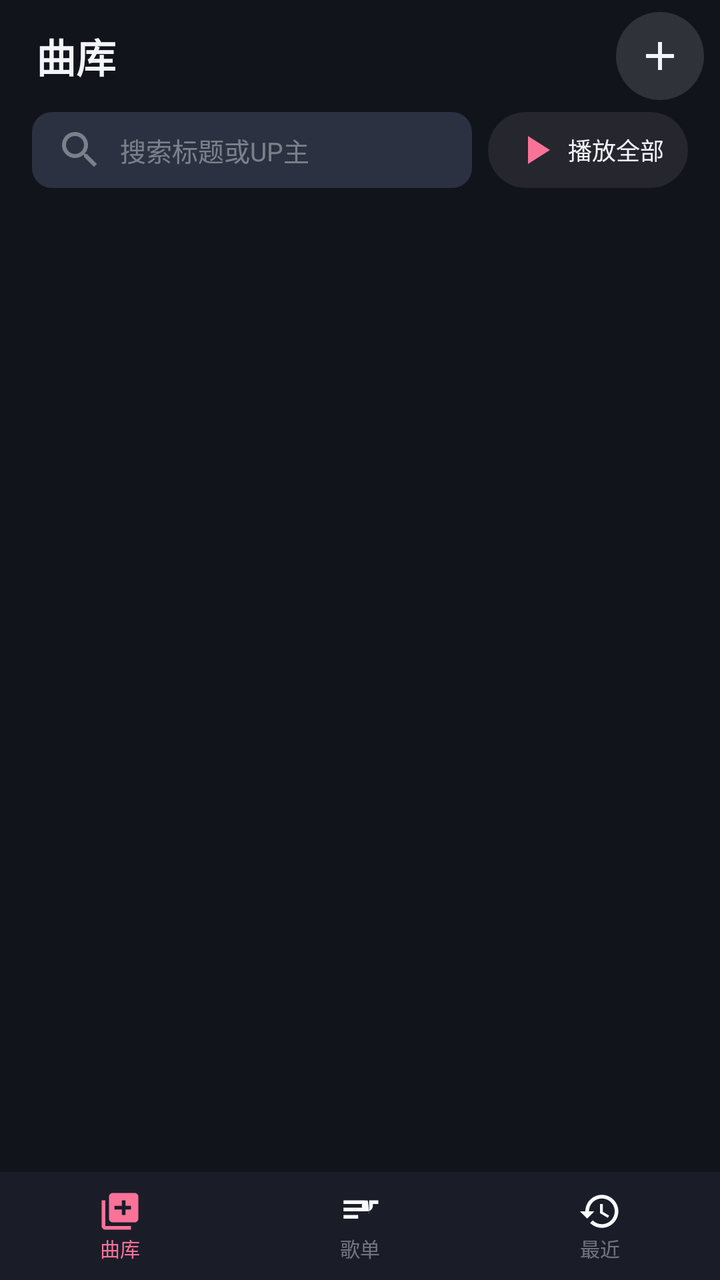
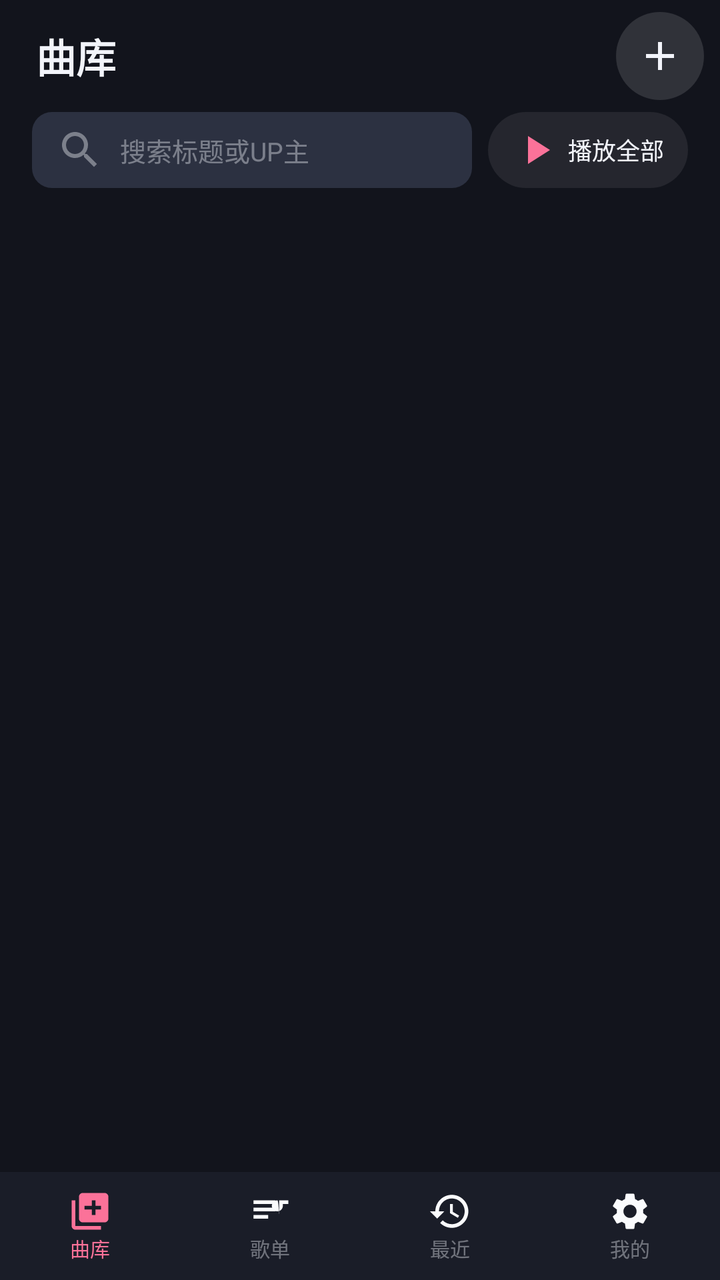

An Android layout rendered at two revisions. The XML below is the earlier revision; the diff shows what the commit changed to produce the second picture.
<!-- AndroidManifest.xml: application theme AppTheme -->
<!-- res/layout/activity_main.xml -->
<?xml version="1.0" encoding="utf-8"?>
<LinearLayout xmlns:android="http://schemas.android.com/apk/res/android"
    android:layout_width="match_parent"
    android:layout_height="match_parent"
    android:background="@color/bg"
    android:orientation="vertical">

    <FrameLayout
        android:layout_width="match_parent"
        android:layout_height="0dp"
        android:layout_weight="1">

        
        <LinearLayout
            android:id="@+id/page_tracks"
            android:layout_width="match_parent"
            android:layout_height="match_parent"
            android:orientation="vertical">

            <LinearLayout
                android:layout_width="match_parent"
                android:layout_height="56dp"
                android:gravity="center_vertical"
                android:orientation="horizontal"
                android:paddingLeft="18dp"
                android:paddingRight="8dp">

                <TextView
                    style="@style/TitleText"
                    android:layout_width="0dp"
                    android:layout_height="wrap_content"
                    android:layout_weight="1"
                    android:text="@string/tab_tracks" />

                <ImageButton
                    android:id="@+id/btn_add"
                    android:layout_width="44dp"
                    android:layout_height="44dp"
                    android:background="@drawable/circle_dark"
                    android:contentDescription="@string/add_link"
                    android:src="@drawable/ic_add"
                    android:tint="@color/text" />
            </LinearLayout>

            <LinearLayout
                android:layout_width="match_parent"
                android:layout_height="wrap_content"
                android:layout_marginBottom="4dp"
                android:layout_marginLeft="16dp"
                android:layout_marginRight="16dp"
                android:gravity="center_vertical"
                android:orientation="horizontal">

                <EditText
                    android:id="@+id/search"
                    android:layout_width="0dp"
                    android:layout_height="38dp"
                    android:layout_weight="1"
                    android:background="@drawable/shape_card2"
                android:drawableLeft="@drawable/ic_search"
                android:drawablePadding="8dp"
                android:drawableTint="@color/text_dim"
                android:hint="搜索标题或UP主"
                android:imeOptions="actionSearch"
                android:inputType="text"
                android:paddingLeft="12dp"
                android:paddingRight="12dp"
                android:singleLine="true"
                android:textColor="@color/text"
                android:textColorHint="@color/text_dim"
                android:textSize="13sp" />

                <Button
                    android:id="@+id/btn_play_filter"
                    android:layout_width="wrap_content"
                    android:layout_height="38dp"
                    android:layout_marginLeft="8dp"
                    android:background="@drawable/ripple_round"
                    android:drawableLeft="@drawable/ic_play"
                    android:drawablePadding="4dp"
                    android:drawableTint="@color/pink"
                    android:minWidth="0dp"
                    android:paddingLeft="12dp"
                    android:paddingRight="12dp"
                    android:text="播放全部"
                    android:textAllCaps="false"
                    android:textColor="@color/text"
                    android:textSize="12sp" />
            </LinearLayout>

            <FrameLayout
                android:layout_width="match_parent"
                android:layout_height="0dp"
                android:layout_weight="1">

                <ListView
                    android:id="@+id/list_tracks"
                    android:layout_width="match_parent"
                    android:layout_height="match_parent"
                    android:clipToPadding="false"
                    android:divider="@color/divider"
                    android:dividerHeight="0.5dp"
                    android:listSelector="@android:color/transparent"
                    android:paddingBottom="12dp"
                    android:scrollbarStyle="outsideOverlay" />

                <TextView
                    android:id="@+id/empty_tracks"
                    android:layout_width="match_parent"
                    android:layout_height="match_parent"
                    android:gravity="center"
                    android:lineSpacingExtra="6dp"
                    android:text="@string/empty_tracks"
                    android:textColor="@color/text_dim"
                    android:textSize="14sp"
                    android:visibility="gone" />
            </FrameLayout>
        </LinearLayout>

        
        <LinearLayout
            android:id="@+id/page_playlists"
            android:layout_width="match_parent"
            android:layout_height="match_parent"
            android:orientation="vertical"
            android:visibility="gone">

            <LinearLayout
                android:layout_width="match_parent"
                android:layout_height="56dp"
                android:gravity="center_vertical"
                android:orientation="horizontal"
                android:paddingLeft="18dp"
                android:paddingRight="8dp">

                <TextView
                    style="@style/TitleText"
                    android:layout_width="0dp"
                    android:layout_height="wrap_content"
                    android:layout_weight="1"
                    android:text="@string/tab_playlists" />

                <ImageButton
                    android:id="@+id/btn_new_pl"
                    android:layout_width="44dp"
                    android:layout_height="44dp"
                    android:background="@drawable/circle_dark"
                    android:contentDescription="新建歌单"
                    android:src="@drawable/ic_add"
                    android:tint="@color/text" />
            </LinearLayout>

            <FrameLayout
                android:layout_width="match_parent"
                android:layout_height="0dp"
                android:layout_weight="1">

                <ListView
                    android:id="@+id/list_playlists"
                    android:layout_width="match_parent"
                    android:layout_height="match_parent"
                    android:clipToPadding="false"
                    android:divider="@color/divider"
                    android:dividerHeight="0.5dp"
                    android:listSelector="@android:color/transparent"
                    android:paddingBottom="12dp"
                    android:scrollbarStyle="outsideOverlay" />

                <TextView
                    android:id="@+id/empty_playlists"
                    android:layout_width="match_parent"
                    android:layout_height="match_parent"
                    android:gravity="center"
                    android:text="@string/empty_playlists"
                    android:textColor="@color/text_dim"
                    android:textSize="14sp"
                    android:visibility="gone" />
            </FrameLayout>
        </LinearLayout>

        
        <ScrollView
            android:id="@+id/page_me"
            android:layout_width="match_parent"
            android:layout_height="match_parent"
            android:visibility="gone">

            <LinearLayout
                android:layout_width="match_parent"
                android:layout_height="wrap_content"
                android:orientation="vertical"
                android:paddingBottom="20dp">

                <LinearLayout
                    android:layout_width="match_parent"
                    android:layout_height="56dp"
                    android:gravity="center_vertical"
                    android:paddingLeft="18dp">

                    <TextView
                        style="@style/TitleText"
                        android:layout_width="wrap_content"
                        android:layout_height="wrap_content"
                        android:text="@string/tab_settings" />
                </LinearLayout>

                <LinearLayout
                    android:layout_width="match_parent"
                    android:layout_height="wrap_content"
                    android:layout_marginLeft="14dp"
                    android:layout_marginRight="14dp"
                    android:background="@drawable/shape_card"
                    android:gravity="center_vertical"
                    android:orientation="horizontal"
                    android:padding="14dp">

                    <ImageView
                        android:layout_width="28dp"
                        android:layout_height="28dp"
                        android:src="@drawable/ic_cached"
                        android:tint="@color/pink" />

                    <LinearLayout
                        android:layout_width="0dp"
                        android:layout_height="wrap_content"
                        android:layout_marginLeft="12dp"
                        android:layout_weight="1"
                        android:orientation="vertical">

                        <TextView
                            android:layout_width="wrap_content"
                            android:layout_height="wrap_content"
                            android:text="@string/storage_usage"
                            android:textColor="@color/text"
                            android:textSize="14sp" />

                        <TextView
                            android:id="@+id/tv_cache"
                            android:layout_width="wrap_content"
                            android:layout_height="wrap_content"
                            android:text="计算中..."
                            android:textColor="@color/text_dim"
                            android:textSize="12sp" />
                    </LinearLayout>

                    <Button
                        android:id="@+id/btn_clear_cache"
                        android:layout_width="wrap_content"
                        android:layout_height="36dp"
                        android:background="@drawable/ripple_round"
                        android:minWidth="0dp"
                        android:paddingLeft="14dp"
                        android:paddingRight="14dp"
                        android:text="清除"
                        android:textAllCaps="false"
                        android:textColor="@color/text"
                        android:textSize="13sp" />
                </LinearLayout>

                <LinearLayout
                    android:id="@+id/btn_settings"
                    android:layout_width="match_parent"
                    android:layout_height="56dp"
                    android:layout_marginLeft="14dp"
                    android:layout_marginRight="14dp"
                    android:layout_marginTop="10dp"
                    android:background="@drawable/shape_card"
                    android:gravity="center_vertical"
                    android:orientation="horizontal"
                    android:paddingLeft="14dp"
                    android:paddingRight="14dp">

                    <ImageView
                        android:layout_width="24dp"
                        android:layout_height="24dp"
                        android:src="@drawable/ic_settings"
                        android:tint="@color/text_sub" />

                    <TextView
                        android:layout_width="0dp"
                        android:layout_height="wrap_content"
                        android:layout_marginLeft="12dp"
                        android:layout_weight="1"
                        android:text="设置"
                        android:textColor="@color/text"
                        android:textSize="14sp" />

                    <ImageView
                        android:layout_width="20dp"
                        android:layout_height="20dp"
                        android:src="@drawable/ic_next"
                        android:tint="@color/text_dim" />
                </LinearLayout>

                <TextView
                    android:layout_width="wrap_content"
                    android:layout_height="wrap_content"
                    android:layout_marginLeft="18dp"
                    android:layout_marginTop="22dp"
                    android:text="@string/tab_recent"
                    android:textColor="@color/text"
                    android:textSize="15sp"
                    android:textStyle="bold" />

                <ListView
                    android:id="@+id/list_recent"
                    android:layout_width="match_parent"
                    android:layout_height="240dp"
                    android:layout_marginTop="6dp"
                    android:divider="@color/divider"
                    android:dividerHeight="0.5dp"
                    android:listSelector="@android:color/transparent" />

                <TextView
                    android:id="@+id/empty_recent"
                    android:layout_width="match_parent"
                    android:layout_height="wrap_content"
                    android:gravity="center"
                    android:padding="20dp"
                    android:text="@string/empty_recent"
                    android:textColor="@color/text_dim"
                    android:textSize="13sp"
                    android:visibility="gone" />

                <TextView
                    android:layout_width="wrap_content"
                    android:layout_height="wrap_content"
                    android:layout_marginLeft="18dp"
                    android:layout_marginTop="16dp"
                    android:text="从B站复制视频链接 → 分享到本App（或点曲库页 + 粘贴）\n仅个人自用，音频来源 bilibili"
                    android:textColor="@color/text_dim"
                    android:textSize="11sp" />
            </LinearLayout>
        </ScrollView>
    </FrameLayout>

    
    <FrameLayout
        android:id="@+id/mini_wrap"
        android:layout_width="match_parent"
        android:layout_height="wrap_content"
        android:visibility="gone">

        <LinearLayout
            android:id="@+id/mini"
            android:layout_width="match_parent"
            android:layout_height="60dp"
            android:background="@drawable/bg_mini"
            android:gravity="center_vertical"
            android:orientation="horizontal"
            android:paddingLeft="12dp"
            android:paddingRight="8dp">

        <ImageView
            android:id="@+id/mini_art"
            android:layout_width="44dp"
            android:layout_height="44dp"
            android:background="@drawable/shape_card2"
            android:scaleType="centerCrop"
            android:src="@drawable/ic_music_note" />

        <LinearLayout
            android:layout_width="0dp"
            android:layout_height="wrap_content"
            android:layout_marginLeft="10dp"
            android:layout_weight="1"
            android:orientation="vertical">

            <TextView
                android:id="@+id/mini_title"
                android:layout_width="wrap_content"
                android:layout_height="wrap_content"
                android:ellipsize="end"
                android:singleLine="true"
                android:text=""
                android:textColor="@color/text"
                android:textSize="13sp" />

            <TextView
                android:id="@+id/mini_sub"
                android:layout_width="wrap_content"
                android:layout_height="wrap_content"
                android:ellipsize="end"
                android:singleLine="true"
                android:text=""
                android:textColor="@color/text_dim"
                android:textSize="11sp" />
        </LinearLayout>

            <ProgressBar
                android:id="@+id/mini_load"
                style="?android:attr/progressBarStyleSmall"
                android:layout_width="20dp"
                android:layout_height="20dp"
                android:indeterminate="true"
                android:visibility="gone" />

            <ImageButton
                android:id="@+id/mini_play"
                android:layout_width="44dp"
                android:layout_height="44dp"
                android:background="@null"
                android:contentDescription="@string/play"
                android:src="@drawable/ic_play"
                android:tint="@color/text" />

            <ImageButton
                android:id="@+id/mini_next"
                android:layout_width="44dp"
                android:layout_height="44dp"
                android:background="@null"
                android:contentDescription="下一首"
                android:src="@drawable/ic_next"
                android:tint="@color/text_sub" />
        </LinearLayout>

        <View
            android:id="@+id/mini_prog"
            android:layout_width="0dp"
            android:layout_height="2dp"
            android:layout_gravity="bottom|start"
            android:background="@color/pink" />
    </FrameLayout>

    
    <LinearLayout
        android:id="@+id/nav"
        android:layout_width="match_parent"
        android:layout_height="54dp"
        android:background="@drawable/bg_nav"
        android:orientation="horizontal">

        <LinearLayout
            android:id="@+id/tab_tracks"
            android:layout_width="0dp"
            android:layout_height="match_parent"
            android:layout_weight="1"
            android:gravity="center"
            android:orientation="vertical">

            <ImageView
                android:id="@+id/icon_tracks"
                android:layout_width="22dp"
                android:layout_height="22dp"
                android:src="@drawable/ic_library"
                android:tint="@color/pink" />

            <TextView
                style="@style/TabText"
                android:layout_width="wrap_content"
                android:layout_height="wrap_content"
                android:text="@string/tab_tracks"
                android:textColor="@color/pink" />
        </LinearLayout>

        <LinearLayout
            android:id="@+id/tab_playlists"
            android:layout_width="0dp"
            android:layout_height="match_parent"
            android:layout_weight="1"
            android:gravity="center"
            android:orientation="vertical">

            <ImageView
                android:id="@+id/icon_playlists"
                android:layout_width="22dp"
                android:layout_height="22dp"
                android:src="@drawable/ic_queue"
                android:tint="@color/text_dim" />

            <TextView
                style="@style/TabText"
                android:layout_width="wrap_content"
                android:layout_height="wrap_content"
                android:text="@string/tab_playlists" />
        </LinearLayout>

        <LinearLayout
            android:id="@+id/tab_me"
            android:layout_width="0dp"
            android:layout_height="match_parent"
            android:layout_weight="1"
            android:gravity="center"
            android:orientation="vertical">

            <ImageView
                android:id="@+id/icon_me"
                android:layout_width="22dp"
                android:layout_height="22dp"
                android:src="@drawable/ic_history"
                android:tint="@color/text_dim" />

            <TextView
                style="@style/TabText"
                android:layout_width="wrap_content"
                android:layout_height="wrap_content"
                android:text="@string/tab_recent" />
        </LinearLayout>
    </LinearLayout>
</LinearLayout>
<!-- resources referenced by this layout -->
<resources>
  <color name="bg">#FF12141C</color>
  <color name="divider">#22FFFFFF</color>
  <color name="pink">#FFFB7299</color>
  <color name="text">#FFF2F4FA</color>
  <color name="text_dim">#66F2F4FA</color>
  <color name="text_sub">#99F2F4FA</color>
  <!-- drawable bg_mini (drawable) -->
  <?xml version="1.0" encoding="utf-8"?>
  <shape xmlns:android="http://schemas.android.com/apk/res/android" android:shape="rectangle">
      <solid android:color="#F2282E3D" />
  </shape>
  <!-- drawable bg_nav (drawable) -->
  <?xml version="1.0" encoding="utf-8"?>
  <shape xmlns:android="http://schemas.android.com/apk/res/android" android:shape="rectangle">
      <solid android:color="@color/bg_soft" />
  </shape>
  <!-- drawable circle_dark (drawable) -->
  <?xml version="1.0" encoding="utf-8"?>
  <shape xmlns:android="http://schemas.android.com/apk/res/android" android:shape="oval">
      <solid android:color="#20FFFFFF" />
  </shape>
  <!-- drawable ic_add (drawable) -->
  <?xml version="1.0" encoding="utf-8"?>
  <vector xmlns:android="http://schemas.android.com/apk/res/android"
      android:width="24dp"
      android:height="24dp"
      android:viewportWidth="24.0"
      android:viewportHeight="24.0">
      <path
          android:fillColor="#FFFFFFFF"
          android:pathData="M19,13h-6v6h-2v-6H5v-2h6V5h2v6h6v2z" />
  </vector>
  <!-- drawable ic_play (drawable) -->
  <?xml version="1.0" encoding="utf-8"?>
  <vector xmlns:android="http://schemas.android.com/apk/res/android"
      android:width="24dp"
      android:height="24dp"
      android:viewportWidth="24.0"
      android:viewportHeight="24.0">
      <path
          android:fillColor="#FFFFFFFF"
          android:pathData="M8,5v14l11,-7z" />
  </vector>
  <!-- drawable ripple_round (drawable) -->
  <?xml version="1.0" encoding="utf-8"?>
  <shape xmlns:android="http://schemas.android.com/apk/res/android" android:shape="rectangle">
      <solid android:color="#14FFFFFF" />
      <corners android:radius="24dp" />
  </shape>
  <!-- drawable shape_card (drawable) -->
  <?xml version="1.0" encoding="utf-8"?>
  <shape xmlns:android="http://schemas.android.com/apk/res/android" android:shape="rectangle">
      <solid android:color="@color/bg_card" />
      <corners android:radius="14dp" />
  </shape>
  <!-- drawable shape_card2 (drawable) -->
  <?xml version="1.0" encoding="utf-8"?>
  <shape xmlns:android="http://schemas.android.com/apk/res/android" android:shape="rectangle">
      <solid android:color="@color/bg_card_2" />
      <corners android:radius="10dp" />
  </shape>
  <string name="add_link">添加链接</string>
  <string name="empty_playlists">还没有歌单</string>
  <string name="empty_recent">还没有播放记录</string>
  <string name="empty_tracks">还没有曲目\n点击右上角 + 添加B站视频链接</string>
  <string name="play">播放</string>
  <string name="storage_usage">缓存占用</string>
  <string name="tab_playlists">歌单</string>
  <string name="tab_recent">最近</string>
  <string name="tab_settings">我的</string>
  <string name="tab_tracks">曲库</string>
  <style name="TabText">
          <item name="android:textSize">10sp</item>
          <item name="android:textColor">@color/text_dim</item>
          <item name="android:gravity">center</item>
          <item name="android:singleLine">true</item>
      </style>
  <style name="TitleText">
          <item name="android:textSize">20sp</item>
          <item name="android:textColor">@color/text</item>
          <item name="android:textStyle">bold</item>
      </style>
  <color name="bg_soft">#FF1A1D28</color>
  <color name="bg_card">#FF222634</color>
  <color name="bg_card_2">#FF2C3141</color>
  <!-- unchanged entries left out for length: 9 -->
</resources>

<!-- the commit's change to res/layout/activity_main.xml (unified diff, before → after) -->
@@ -179,6 +179,49 @@
         </LinearLayout>
 
         
+        <LinearLayout
+            android:id="@+id/page_recent"
+            android:layout_width="match_parent"
+            android:layout_height="match_parent"
+            android:orientation="vertical"
+            android:visibility="gone">
+
+            <LinearLayout
+                android:layout_width="match_parent"
+                android:layout_height="56dp"
+                android:gravity="center_vertical"
+                android:paddingLeft="18dp">
+
+                <TextView
+                    style="@style/TitleText"
+                    android:layout_width="wrap_content"
+                    android:layout_height="wrap_content"
+                    android:text="@string/tab_recent" />
+            </LinearLayout>
+
+            <ListView
+                android:id="@+id/list_recent"
+                android:layout_width="match_parent"
+                android:layout_height="0dp"
+                android:layout_weight="1"
+                android:divider="@color/divider"
+                android:dividerHeight="0.5dp"
+                android:listSelector="@android:color/transparent" />
+
+            <TextView
+                android:id="@+id/empty_recent"
+                android:layout_width="match_parent"
+                android:layout_height="0dp"
+                android:layout_weight="1"
+                android:gravity="center"
+                android:padding="20dp"
+                android:text="@string/empty_recent"
+                android:textColor="@color/text_dim"
+                android:textSize="13sp"
+                android:visibility="gone" />
+        </LinearLayout>
+
+        
         <ScrollView
             android:id="@+id/page_me"
             android:layout_width="match_parent"
@@ -203,7 +246,6 @@
                         android:layout_height="wrap_content"
                         android:text="@string/tab_settings" />
                 </LinearLayout>
-
                 <LinearLayout
                     android:layout_width="match_parent"
                     android:layout_height="wrap_content"
@@ -292,35 +334,54 @@
                         android:tint="@color/text_dim" />
                 </LinearLayout>
 
-                <TextView
-                    android:layout_width="wrap_content"
-                    android:layout_height="wrap_content"
-                    android:layout_marginLeft="18dp"
-                    android:layout_marginTop="22dp"
-                    android:text="@string/tab_recent"
-                    android:textColor="@color/text"
-                    android:textSize="15sp"
-                    android:textStyle="bold" />
-
-                <ListView
-                    android:id="@+id/list_recent"
-                    android:layout_width="match_parent"
-                    android:layout_height="240dp"
-                    android:layout_marginTop="6dp"
-                    android:divider="@color/divider"
-                    android:dividerHeight="0.5dp"
-                    android:listSelector="@android:color/transparent" />
-
-                <TextView
-                    android:id="@+id/empty_recent"
-                    android:layout_width="match_parent"
-                    android:layout_height="wrap_content"
-                    android:gravity="center"
-                    android:padding="20dp"
-                    android:text="@string/empty_recent"
-                    android:textColor="@color/text_dim"
-                    android:textSize="13sp"
-                    android:visibility="gone" />
+                <LinearLayout
+                    android:id="@+id/btn_update"
+                    android:layout_width="match_parent"
+                    android:layout_height="56dp"
+                    android:layout_marginLeft="14dp"
+                    android:layout_marginRight="14dp"
+                    android:layout_marginTop="10dp"
+                    android:background="@drawable/shape_card"
+                    android:gravity="center_vertical"
+                    android:orientation="horizontal"
+                    android:paddingLeft="14dp"
+                    android:paddingRight="14dp">
+
+                    <ImageView
+                        android:layout_width="24dp"
+                        android:layout_height="24dp"
+                        android:src="@drawable/ic_download"
+                        android:tint="@color/text_sub" />
+
+                    <LinearLayout
+                        android:layout_width="0dp"
+                        android:layout_height="wrap_content"
+                        android:layout_marginLeft="12dp"
+                        android:layout_weight="1"
+                        android:orientation="vertical">
+
+                        <TextView
+                            android:layout_width="wrap_content"
+                            android:layout_height="wrap_content"
+                            android:text="检查更新 / 下载最新版"
+                            android:textColor="@color/text"
+                            android:textSize="14sp" />
+
+                        <TextView
+                            android:id="@+id/tv_update"
+                            android:layout_width="wrap_content"
+                            android:layout_height="wrap_content"
+                            android:text="更新源：GitHub（始终最新版）"
+                            android:textColor="@color/text_dim"
+                            android:textSize="11sp" />
+                    </LinearLayout>
+
+                    <ImageView
+                        android:layout_width="20dp"
+                        android:layout_height="20dp"
+                        android:src="@drawable/ic_next"
+                        android:tint="@color/text_dim" />
+                </LinearLayout>
 
                 <TextView
                     android:layout_width="wrap_content"
@@ -476,6 +537,28 @@
         </LinearLayout>
 
         <LinearLayout
+            android:id="@+id/tab_recent"
+            android:layout_width="0dp"
+            android:layout_height="match_parent"
+            android:layout_weight="1"
+            android:gravity="center"
+            android:orientation="vertical">
+
+            <ImageView
+                android:id="@+id/icon_recent"
+                android:layout_width="22dp"
+                android:layout_height="22dp"
+                android:src="@drawable/ic_history"
+                android:tint="@color/text_dim" />
+
+            <TextView
+                style="@style/TabText"
+                android:layout_width="wrap_content"
+                android:layout_height="wrap_content"
+                android:text="@string/tab_recent" />
+        </LinearLayout>
+
+        <LinearLayout
             android:id="@+id/tab_me"
             android:layout_width="0dp"
             android:layout_height="match_parent"
@@ -487,14 +570,14 @@
                 android:id="@+id/icon_me"
                 android:layout_width="22dp"
                 android:layout_height="22dp"
-                android:src="@drawable/ic_history"
+                android:src="@drawable/ic_settings"
                 android:tint="@color/text_dim" />
 
             <TextView
                 style="@style/TabText"
                 android:layout_width="wrap_content"
                 android:layout_height="wrap_content"
-                android:text="@string/tab_recent" />
+                android:text="@string/tab_settings" />
         </LinearLayout>
     </LinearLayout>
 </LinearLayout>
<!-- resource entries referenced after the edit -->
@@ -31,6 +31,17 @@
       <path
           android:fillColor="#FFFFFFFF"
           android:pathData="M19,13h-6v6h-2v-6H5v-2h6V5h2v6h6v2z" />
+  </vector>
+  <!-- drawable ic_download (drawable) -->
+  <?xml version="1.0" encoding="utf-8"?>
+  <vector xmlns:android="http://schemas.android.com/apk/res/android"
+      android:width="24dp"
+      android:height="24dp"
+      android:viewportWidth="24.0"
+      android:viewportHeight="24.0">
+      <path
+          android:fillColor="#FFFFFFFF"
+          android:pathData="M19,9h-4V3H9v6H5l7,7 7,-7zM5,18v2h14v-2H5z" />
   </vector>
   <!-- drawable ic_play (drawable) -->
   <?xml version="1.0" encoding="utf-8"?>
